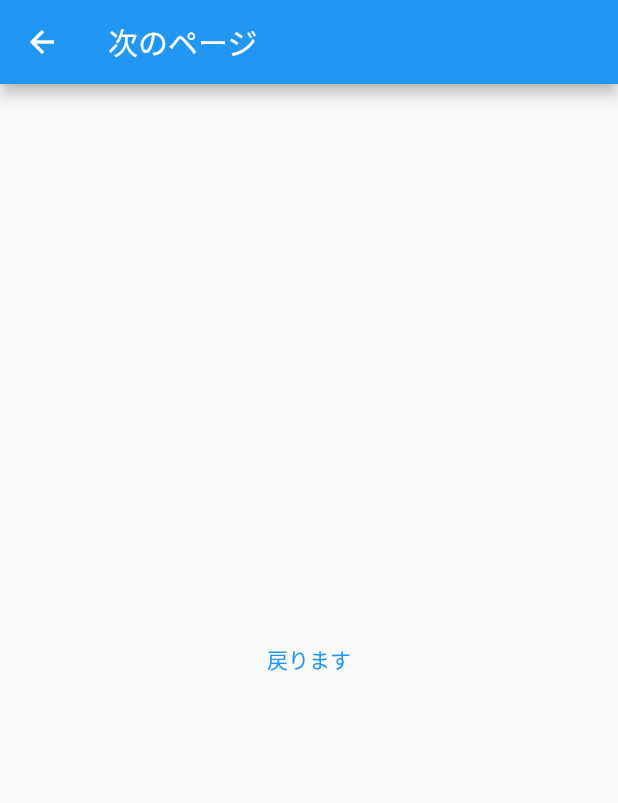
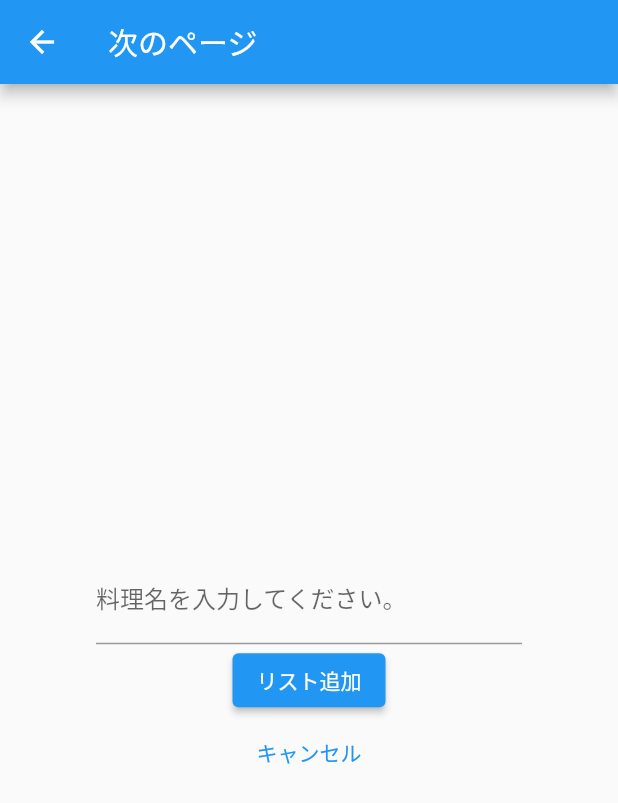
Before and after one commit to leekwangsoo1995/menu, a Flutter app: the screen it shows after launch, after a tap on the "navigation" icon, on a phone screen of 412 x 824 dp. Shown: the top 803 px of the screen. Run offline on Flutter 3.47's test engine with Material 2 defaults, Android fonts, the phone set to English and light mode, and no system bars.

Commit message:
画面遷移

```diff
--- a/lib/main.dart
+++ b/lib/main.dart
@@ -45,13 +45,11 @@ class MyHomePage extends StatelessWidget {
 
       ),
       floatingActionButton: FloatingActionButton(
-        onPressed: () {
-          Navigator.push(
-              context,
-              MaterialPageRoute(builder: (context) => NextPage(),
-              )
-          );
-          // Add your onPressed code here!
+        onPressed: () async{
+         final newListText= await Navigator.of(context).push(MaterialPageRoute(builder: (context) => TodoAddPage()));
+         if(newListText != null){
+
+         }
         },
         child: const Icon(Icons.navigation),
         backgroundColor: Colors.green,
@@ -59,20 +57,46 @@ class MyHomePage extends StatelessWidget {
     );
   }
 }
-class NextPage extends StatelessWidget {
+
+class TodoAddPage extends StatefulWidget{
+  @override
+  _TodoAddPageState createState() => _TodoAddPageState();
+}
+
+class _TodoAddPageState extends State<TodoAddPage> {
+  String _text = '';
   @override
   Widget build(BuildContext context) {
     return Scaffold(
       appBar: AppBar(
         title: Text("次のページ"),
       ),
-      body:Center(
-        child:TextButton(
-          onPressed: (){
-            Navigator.of(context).pop();
-          },
-          child:Text("戻ります"),
-        ),
+      body:Container(
+        padding: EdgeInsets.all(64),
+        child:Form(
+            child: Column(
+              mainAxisAlignment: MainAxisAlignment.center,
+              children: [
+                Text(_text),
+                TextFormField(
+                  decoration: InputDecoration(labelText: '料理名を入力してください。'),
+                ),
+                ElevatedButton(
+                  child: const Text('リスト追加'),
+                  onPressed: () {
+                    Navigator.of(context).pop(_text);
+                  },
+                ),
+                TextButton(
+                  onPressed: (){
+                    Navigator.of(context).pop();
+                  },
+                  child:Text("キャンセル"),
+                ),
+              ],
+            ),
+          ),
+
       )
     );
   }
```
